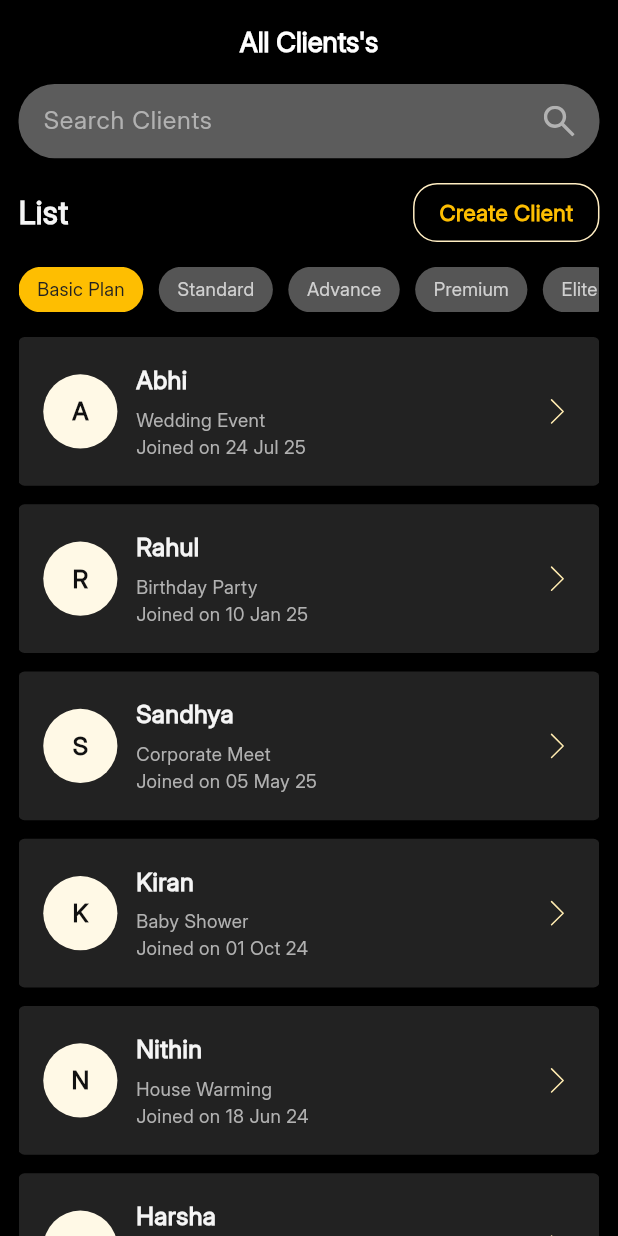
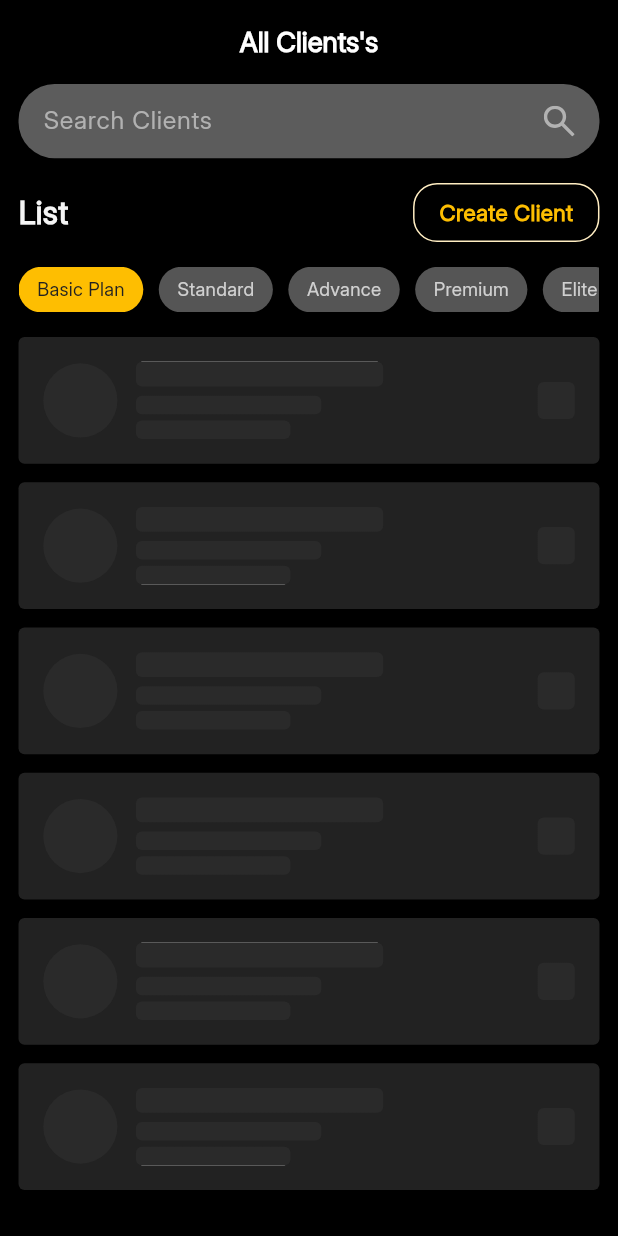
Before and after one commit to SaicharanGattu02/studio_app, a Flutter app: the first screen one second after launch, on a phone screen of 412 x 824 dp. Run offline on Flutter 3.47's test engine with Material 3 defaults, Android fonts, the light colour scheme and no system bars; drawn by our look-alikes of shimmer; our stand-ins replace connectivity_plus, dio, dotted_border, equatable, firebase_core, firebase_crashlytics and 10 more; accounts and stored records are empty; project files that could hold a hidden picture were left out.

Commit message:
Committed by sharath 12/11/2025 at 12:14 Pm

```diff
--- a/lib/presentation/clients_screen.dart
+++ b/lib/presentation/clients_screen.dart
@@ -4,6 +4,7 @@ import 'package:flutter_svg/flutter_svg.dart';
 import 'package:go_router/go_router.dart';
 import 'package:studio_app/utils/color_constants.dart';
 import 'package:studio_app/utils/media_query_helper.dart';
+import 'package:shimmer/shimmer.dart';
 class ClientsScreen extends StatelessWidget {
   const ClientsScreen({super.key});
 
@@ -52,37 +53,9 @@ class ClientsScreen extends StatelessWidget {
             SizedBox(height: h * 0.02),
 
             Expanded(
-              child:  isTablet
-                  ? GridView.builder(
-                gridDelegate: const SliverGridDelegateWithFixedCrossAxisCount(
-                  crossAxisCount: 2,
-                  mainAxisSpacing: 12,
-                  crossAxisSpacing: 12,
-                  childAspectRatio: 1.6,
-                ),
-                itemCount: dummyClients.length,
-                itemBuilder: (context, index) {
-                  final client = dummyClients[index];
-                  return ClientTile(
-                    name: client["name"] ?? "",
-                    event: client["event"] ?? "",
-                    date: client["date"] ?? "",
-                  );
-                },
-              )
-                  : ListView.builder(
-                itemCount: dummyClients.length,
-                itemBuilder: (context, index) {
-                  final client = dummyClients[index];
-                  return Padding(
-                    padding: EdgeInsets.only(bottom: h * 0.015),
-                    child: ClientTile(
-                      name: client["name"] ?? "",
-                      event: client["event"] ?? "",
-                      date: client["date"] ?? "",
-                    ),
-                  );
-                },
+              child: ClientListWidget(
+                isTablet: isTablet,
+                dummyClients: dummyClients,
               ),
             )
 
@@ -228,13 +201,12 @@ class ClientTile extends StatelessWidget {
     final w = SizeConfig.screenWidth;
 
     return InkWell(
-      onTap: ()
-      {
+      onTap: () {
         context.push('/client-details-screen');
       },
       child: Container(
         width: double.infinity,
-        padding: EdgeInsets.all(w * 0.04), // ~16px at 400dp width
+        padding: EdgeInsets.all(w * 0.04),
         decoration: ShapeDecoration(
           color: const Color(0xFF222222),
           shape: RoundedRectangleBorder(
@@ -243,20 +215,19 @@ class ClientTile extends StatelessWidget {
         ),
         child: Row(
           children: [
-            /// ✅ Circle With Alphabet
             Container(
-              width: h * 0.06,         // ~48px if h≈800
+              width: h * 0.06,
               height: h * 0.06,
               decoration: BoxDecoration(
                 color: const Color(0xFFFFF9E6),
-                borderRadius: BorderRadius.circular(h * 0.04), // ~32px
+                borderRadius: BorderRadius.circular(h * 0.04),
               ),
               alignment: Alignment.center,
               child: Text(
                 name.isNotEmpty ? name[0] : "?",
                 style: TextStyle(
                   color: const Color(0xFF111111),
-                  fontSize: h * 0.02,  // ~16px
+                  fontSize: h * 0.02,
                   fontFamily: "Inter",
                   fontWeight: FontWeight.w700,
                   letterSpacing: 0.26,
@@ -264,9 +235,8 @@ class ClientTile extends StatelessWidget {
               ),
             ),
 
-            SizedBox(width: w * 0.03), // ~12px at 400dp width
+            SizedBox(width: w * 0.03),
 
-            /// ✅ Texts Column
             Column(
               crossAxisAlignment: CrossAxisAlignment.start,
               children: [
@@ -274,18 +244,18 @@ class ClientTile extends StatelessWidget {
                   name,
                   style: TextStyle(
                     color: const Color(0xFFF5F5F5),
-                    fontSize: h * 0.02,   // ~16px
+                    fontSize: h * 0.02,
                     fontFamily: "Inter",
                     fontWeight: FontWeight.w700,
                     letterSpacing: 0.26,
                   ),
                 ),
-                SizedBox(height: h * 0.0075), // ~6px at 800dp height
+                SizedBox(height: h * 0.0075),
                 Text(
                   event,
                   style: TextStyle(
                     color: const Color(0xFFB1B1B1),
-                    fontSize: h * 0.015,  // ~12px
+                    fontSize: h * 0.015,
                     fontFamily: "Inter",
                     fontWeight: FontWeight.w400,
                   ),
@@ -294,7 +264,7 @@ class ClientTile extends StatelessWidget {
                   date,
                   style: TextStyle(
                     color: const Color(0xFFB1B1B1),
-                    fontSize: h * 0.015,  // ~12px
+                    fontSize: h * 0.015,
                     fontFamily: "Inter",
                     fontWeight: FontWeight.w400,
                   ),
@@ -308,7 +278,7 @@ class ClientTile extends StatelessWidget {
               onTap: () {},
               child: SvgPicture.asset(
                 "assets/icons/right_arrow.svg",
-                width: h * 0.03,   // ~24px
+                width: h * 0.03,
                 height: h * 0.03,
               ),
             ),
@@ -318,6 +288,187 @@ class ClientTile extends StatelessWidget {
     );
   }
 }
+
+// ============================================
+// WRAPPER WITH LOADING STATE
+// ============================================
+class ClientListWidget extends StatefulWidget {
+  final bool isTablet;
+  final List<Map<String, dynamic>> dummyClients;
+
+  const ClientListWidget({
+    super.key,
+    required this.isTablet,
+    required this.dummyClients,
+  });
+
+  @override
+  State<ClientListWidget> createState() => _ClientListWidgetState();
+}
+
+class _ClientListWidgetState extends State<ClientListWidget> {
+  bool _isLoading = true;
+
+  @override
+  void initState() {
+    super.initState();
+
+    Future.delayed(const Duration(seconds: 4), () {
+      if (mounted) {
+        setState(() {
+          _isLoading = false;
+        });
+      }
+    });
+  }
+
+  @override
+  Widget build(BuildContext context) {
+    final h = SizeConfig.screenHeight;
+
+    if (_isLoading) {
+      return widget.isTablet
+          ? GridView.builder(
+        gridDelegate: const SliverGridDelegateWithFixedCrossAxisCount(
+          crossAxisCount: 2,
+          mainAxisSpacing: 12,
+          crossAxisSpacing: 12,
+          childAspectRatio: 1.6,
+        ),
+        itemCount: 6, // Show 6 shimmer items
+        itemBuilder: (context, index) => const ClientTileShimmer(),
+      )
+          : ListView.builder(
+        itemCount: 6, // Show 6 shimmer items
+        itemBuilder: (context, index) => Padding(
+          padding: EdgeInsets.only(bottom: h * 0.015),
+          child: const ClientTileShimmer(),
+        ),
+      );
+    }
+
+    return widget.isTablet
+        ? GridView.builder(
+      gridDelegate: const SliverGridDelegateWithFixedCrossAxisCount(
+        crossAxisCount: 2,
+        mainAxisSpacing: 12,
+        crossAxisSpacing: 12,
+        childAspectRatio: 1.6,
+      ),
+      itemCount: widget.dummyClients.length,
+      itemBuilder: (context, index) {
+        final client = widget.dummyClients[index];
+        return ClientTile(
+          name: client["name"] ?? "",
+          event: client["event"] ?? "",
+          date: client["date"] ?? "",
+        );
+      },
+    )
+        : ListView.builder(
+      itemCount: widget.dummyClients.length,
+      itemBuilder: (context, index) {
+        final client = widget.dummyClients[index];
+        return Padding(
+          padding: EdgeInsets.only(bottom: h * 0.015),
+          child: ClientTile(
+            name: client["name"] ?? "",
+            event: client["event"] ?? "",
+            date: client["date"] ?? "",
+          ),
+        );
+      },
+    );
+  }
+}
+
+
+class ClientTileShimmer extends StatelessWidget {
+  const ClientTileShimmer({super.key});
+
+  @override
+  Widget build(BuildContext context) {
+    final h = SizeConfig.screenHeight;
+    final w = SizeConfig.screenWidth;
+
+    return Container(
+      width: double.infinity,
+      padding: EdgeInsets.all(w * 0.04),
+      decoration: ShapeDecoration(
+        color: const Color(0xFF222222),
+        shape: RoundedRectangleBorder(
+          borderRadius: BorderRadius.circular(4),
+        ),
+      ),
+      child: Shimmer.fromColors(
+        baseColor: const Color(0xFF2A2A2A),
+        highlightColor: const Color(0xFF3A3A3A),
+        child: Row(
+          children: [
+            // Circle shimmer
+            Container(
+              width: h * 0.06,
+              height: h * 0.06,
+              decoration: BoxDecoration(
+                color: Colors.white,
+                borderRadius: BorderRadius.circular(h * 0.04),
+              ),
+            ),
+
+            SizedBox(width: w * 0.03),
+
+            // Text shimmers
+            Column(
+              crossAxisAlignment: CrossAxisAlignment.start,
+              children: [
+                Container(
+                  width: w * 0.4,
+                  height: h * 0.02,
+                  decoration: BoxDecoration(
+                    color: Colors.white,
+                    borderRadius: BorderRadius.circular(4),
+                  ),
+                ),
+                SizedBox(height: h * 0.0075),
+                Container(
+                  width: w * 0.3,
+                  height: h * 0.015,
+                  decoration: BoxDecoration(
+                    color: Colors.white,
+                    borderRadius: BorderRadius.circular(4),
+                  ),
+                ),
+                SizedBox(height: h * 0.005),
+                Container(
+                  width: w * 0.25,
+                  height: h * 0.015,
+                  decoration: BoxDecoration(
+                    color: Colors.white,
+                    borderRadius: BorderRadius.circular(4),
+                  ),
+                ),
+              ],
+            ),
+
+            const Spacer(),
+
+            // Arrow shimmer
+            Container(
+              width: h * 0.03,
+              height: h * 0.03,
+              decoration: BoxDecoration(
+                color: Colors.white,
+                borderRadius: BorderRadius.circular(4),
+              ),
+            ),
+          ],
+        ),
+      ),
+    );
+  }
+}
+
+
 
 
 
```
